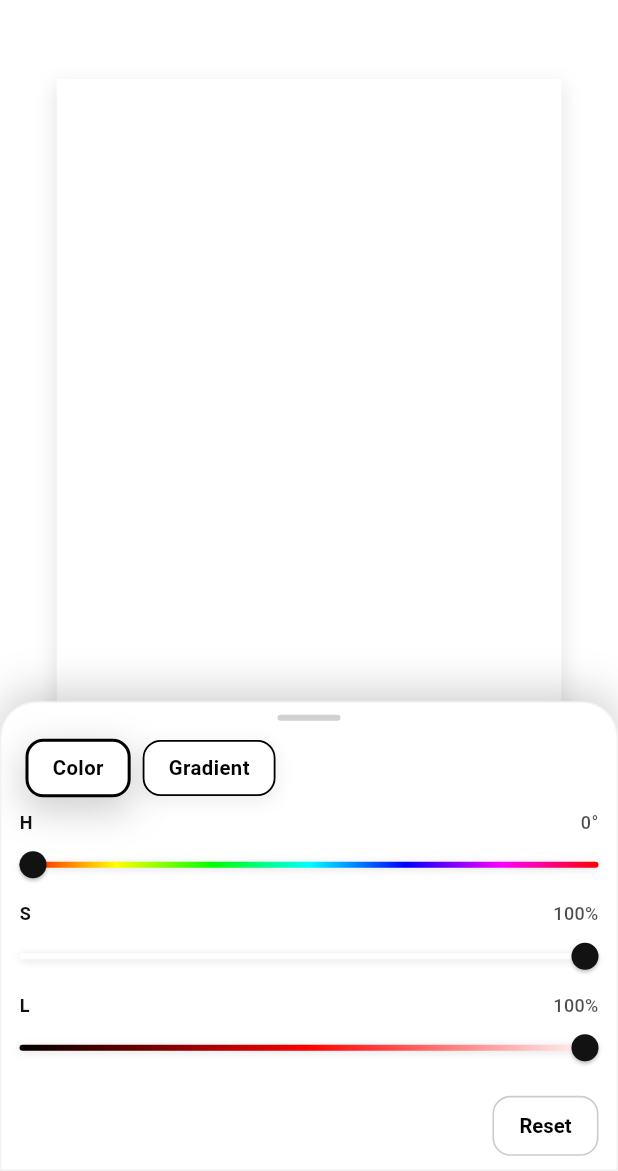
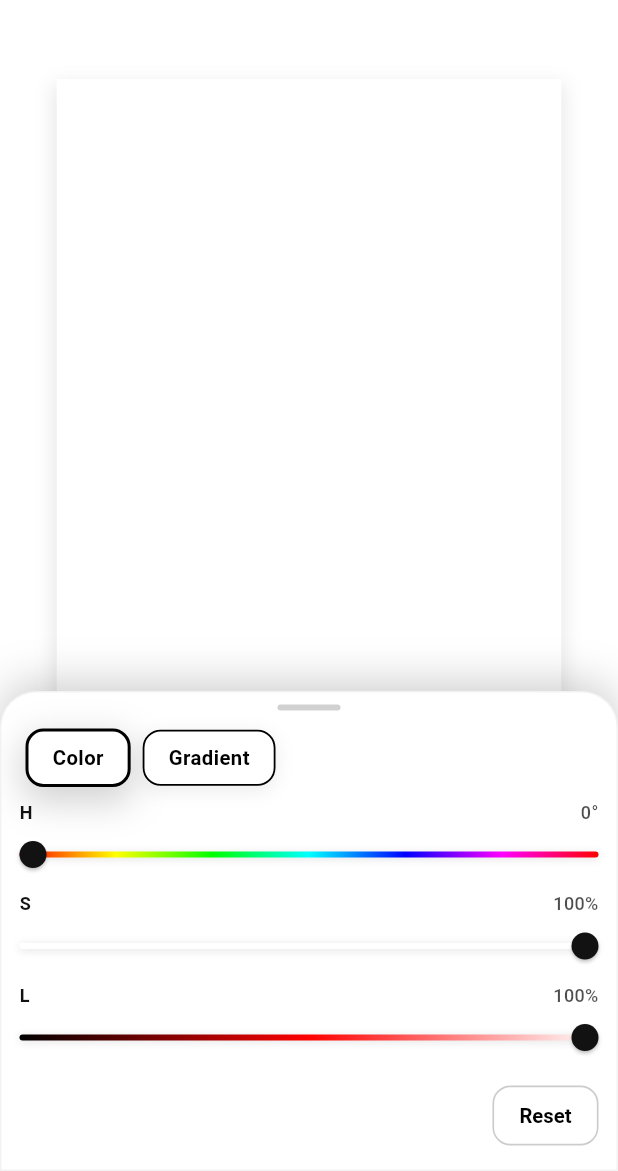
Before and after one commit to aycabadem/photo_collage, a Flutter app: the screen it shows after launch, item 4 of the bottom bar chosen, on a phone screen of 412 x 824 dp, the part 65-1236 px from its top. Run offline on Flutter 3.47's test engine with Material 3 defaults, Android fonts, the phone set to English and light mode, and no system bars; our stand-ins replace extended_image, flutter_svg, image_picker, in_app_purchase; missing offline and left inert: in_app_purchase_android, saver_gallery.

Commit message:
ui change

```diff
--- a/lib/screens/collage_screen.dart
+++ b/lib/screens/collage_screen.dart
@@ -802,6 +802,7 @@ class _CollageScreenState extends State<CollageScreen> {
       isScrollControlled: true,
       backgroundColor: Colors.transparent,
       barrierColor: Colors.transparent,
+      constraints: _fullWidthSheetConstraints(context),
       builder: (context) => IOSColorPickerModal(
         currentColor: collageManager.backgroundColor,
         currentOpacity: collageManager.backgroundOpacity,
@@ -840,6 +841,7 @@ class _CollageScreenState extends State<CollageScreen> {
       isScrollControlled: true,
       backgroundColor: Colors.transparent,
       barrierColor: Colors.transparent,
+      constraints: _fullWidthSheetConstraints(context),
       builder: (context) {
         collageManager.startHistoryCheckpoint();
         return BorderPanel(
@@ -869,6 +871,7 @@ class _CollageScreenState extends State<CollageScreen> {
       isScrollControlled: true,
       backgroundColor: Colors.transparent,
       barrierColor: Colors.transparent,
+      constraints: _fullWidthSheetConstraints(context),
       builder: (context) {
         return DraggableScrollableSheet(
           initialChildSize: 0.5,
@@ -901,4 +904,13 @@ class _CollageScreenState extends State<CollageScreen> {
       });
     });
   }
+
+  BoxConstraints _fullWidthSheetConstraints(BuildContext context) {
+    final media = MediaQuery.of(context);
+    final width = media.size.width;
+    final horizontalSafeArea = media.viewPadding.left + media.viewPadding.right;
+    final effectiveWidth =
+        width - horizontalSafeArea > 0 ? width - horizontalSafeArea : width;
+    return BoxConstraints(minWidth: effectiveWidth, maxWidth: effectiveWidth);
+  }
 }
--- a/lib/widgets/ios_color_picker_modal.dart
+++ b/lib/widgets/ios_color_picker_modal.dart
@@ -1,3 +1,5 @@
+import 'dart:math' as math;
+
 import 'package:flutter/material.dart';
 import '../models/background.dart';
 
@@ -74,17 +76,27 @@ class _IOSColorPickerModalState extends State<IOSColorPickerModal> {
 
   @override
   Widget build(BuildContext context) {
-    final size = MediaQuery.of(context).size;
-    final theme = Theme.of(context);
-    final double maxSolidHeight = size.height * 0.38;
-    final double maxGradientHeight = size.height * 0.5;
-    final double panelHeight =
-        _mode == BackgroundMode.solid ? maxSolidHeight : maxGradientHeight;
+    const double solidPreferredHeight = 320;
+    const double gradientPreferredHeight = 430;
+    final media = MediaQuery.of(context);
+    final size = media.size;
+    final double availableHeight = size.height - media.viewPadding.bottom;
+    final double preferredHeight = _mode == BackgroundMode.solid
+        ? solidPreferredHeight
+        : gradientPreferredHeight;
+    final double heightFactor = _mode == BackgroundMode.solid ? 0.9 : 0.92;
+    final double maxUsable =
+        availableHeight > 0 ? availableHeight * heightFactor : preferredHeight;
+    final double rawHeight =
+        math.min(preferredHeight, maxUsable > 0 ? maxUsable : preferredHeight);
+    final double panelHeight = rawHeight
+        .clamp(0.0, availableHeight > 0 ? availableHeight : preferredHeight)
+        .toDouble();
 
     return AnimatedContainer(
       duration: const Duration(milliseconds: 220),
       curve: Curves.easeOut,
-      width: size.width,
+      width: double.infinity,
       height: panelHeight,
       constraints: BoxConstraints(maxHeight: panelHeight),
       decoration: BoxDecoration(
```
